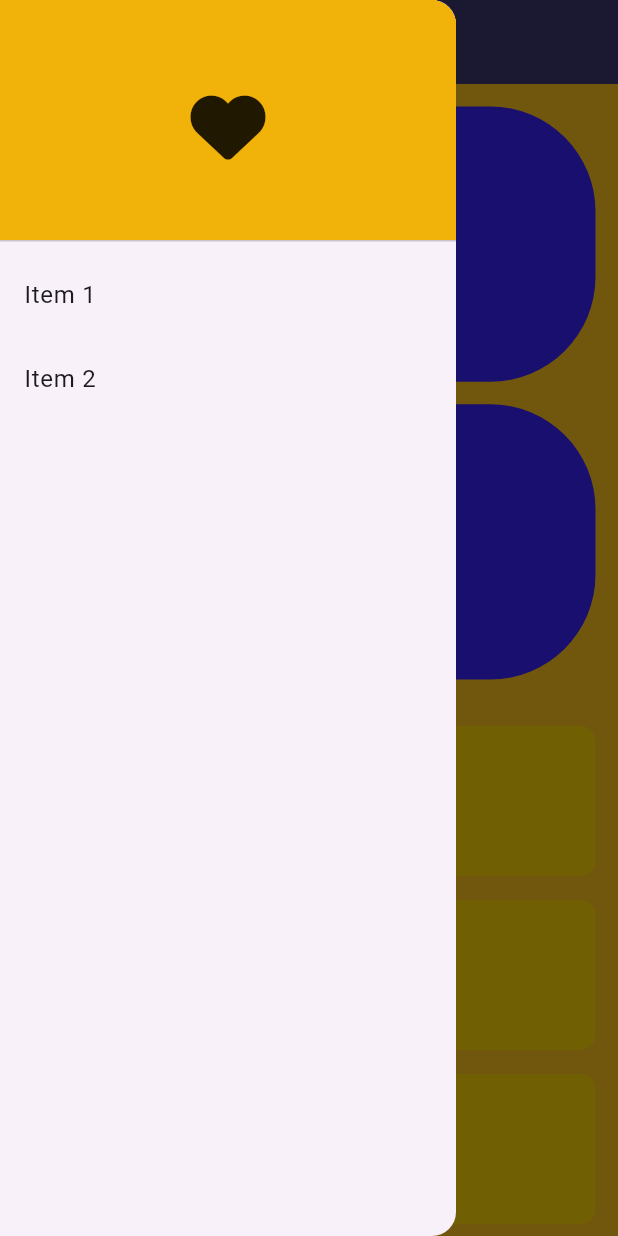
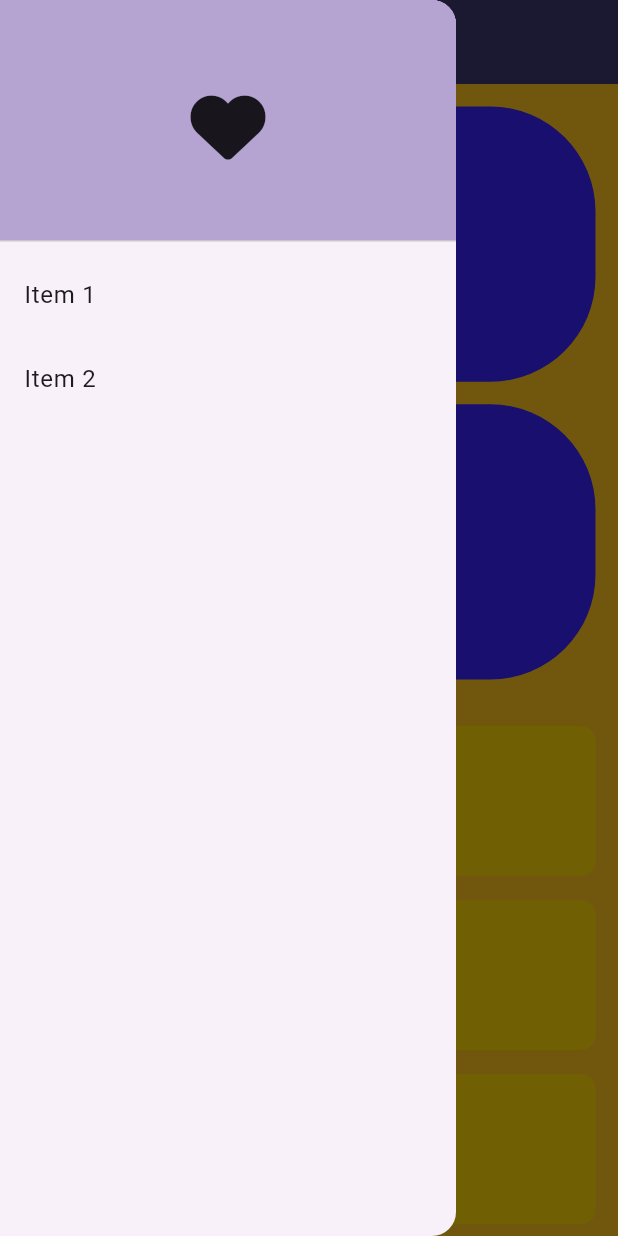
Before and after one commit to Devsaci/ts_sect3_responsive_desing, a Flutter app: the screen it shows after launch, with the side drawer open, on a phone screen of 412 x 824 dp. Run offline on Flutter 3.47's test engine with Material 3 defaults, Android fonts, the light colour scheme and no system bars; our stand-ins replace font_awesome_flutter.

Commit message:
Color.fromRGBO

```diff
--- a/lib/view/widgets/custom_drawer.dart
+++ b/lib/view/widgets/custom_drawer.dart
@@ -11,7 +11,7 @@ class CostumDrawer extends StatelessWidget {
         children: const [
           DrawerHeader(
             decoration: BoxDecoration(
-              color: Color.fromRGBO(241, 178, 5, 0.983),
+              color: Color.fromRGBO(180, 161, 208, 0.98),
             ),
             child: Icon(FontAwesomeIcons.solidHeart, size: 50),
           ),
```
